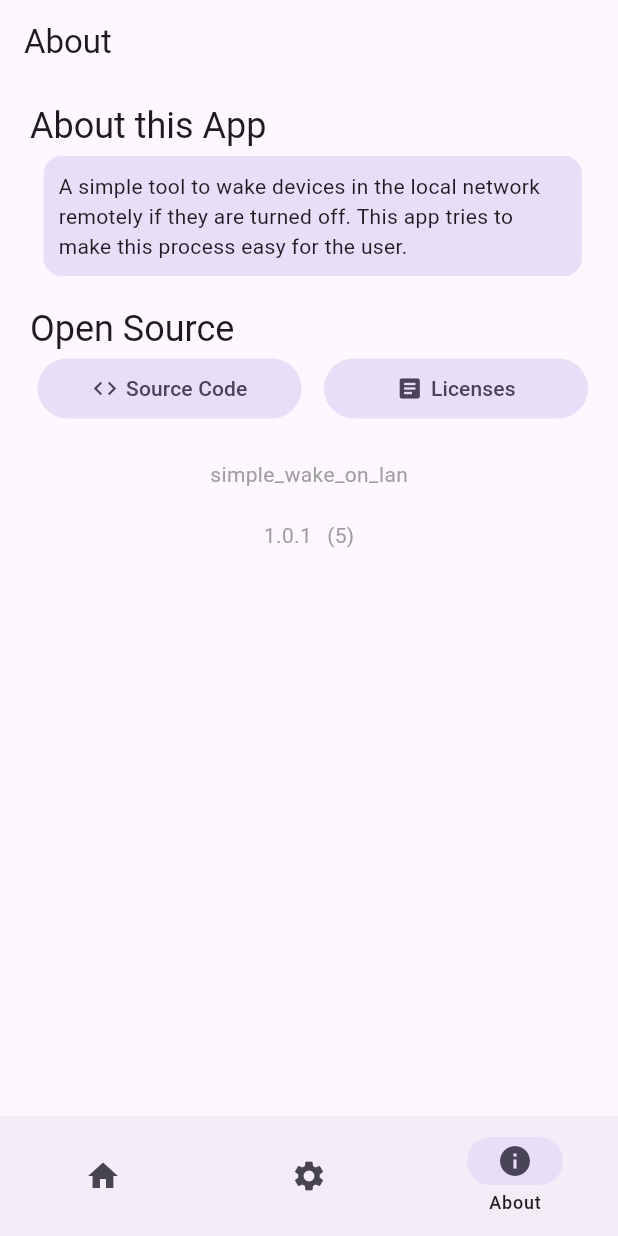
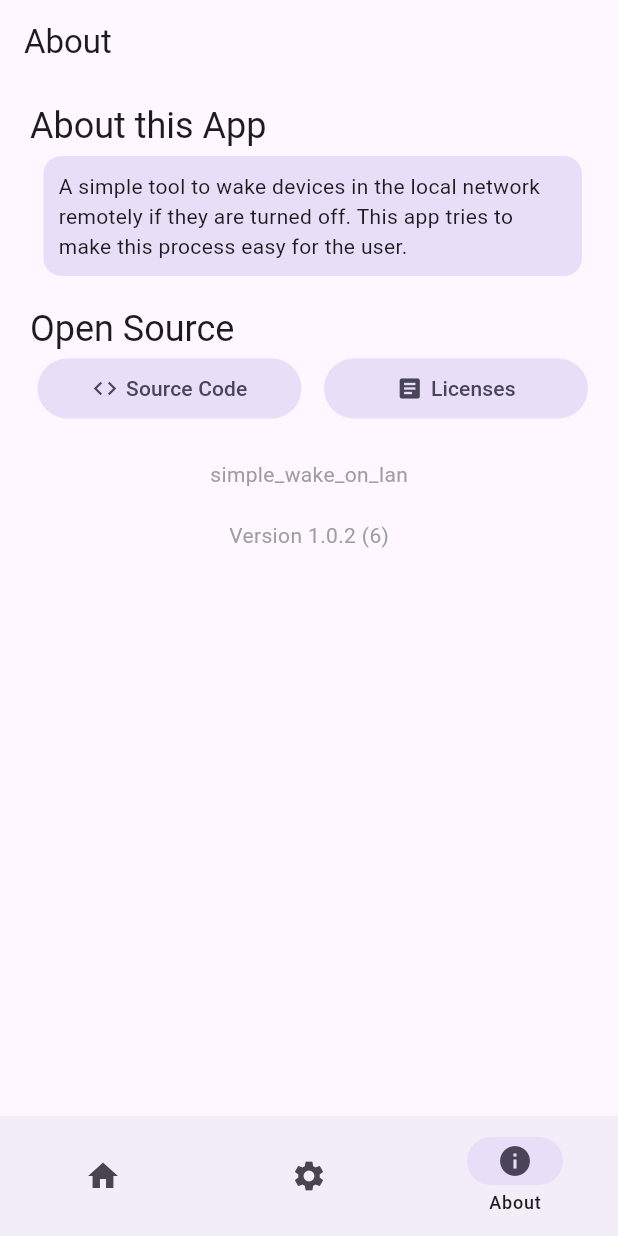
Before and after one commit to herzhenr/simple-wake-on-lan, a Flutter app: the screen it shows after launch, item 3 of the bottom bar chosen, on a phone screen of 412 x 824 dp. Run offline on Flutter 3.47's test engine with Material 2 defaults, Android fonts, the phone set to English and light mode, and no system bars; our stand-ins replace adaptive_theme, file_picker, package_info_plus, share_plus; missing offline and left inert: dart_ping, dart_ping_ios, network_info_plus, wake_on_lan; generated files the repository leaves out were written again.

```diff
--- a/lib/screens/about/about.dart
+++ b/lib/screens/about/about.dart
@@ -70,9 +70,9 @@ class _AboutPageState extends State<AboutPage> {
               Row(
                 mainAxisAlignment: MainAxisAlignment.center,
                 children: [
+                  const VersionText(text: "Version "),
                   VersionText(text: widget.packageInfo.version),
-                  const SizedBox(width: 10),
-                  VersionText(text: "(${widget.packageInfo.buildNumber})"),
+                  VersionText(text: " (${widget.packageInfo.buildNumber})"),
                 ],
               ),
             ],
--- a/pubspec.yaml
+++ b/pubspec.yaml
@@ -16,7 +16,7 @@ publish_to: 'none' # Remove this line if you wish to publish to pub.dev
 # https://developer.apple.com/library/archive/documentation/General/Reference/InfoPlistKeyReference/Articles/CoreFoundationKeys.html
 # In Windows, build-name is used as the major, minor, and patch parts
 # of the product and file versions while build-number is used as the build suffix.
-version: 1.0.1+5
+version: 1.0.2+6
 
 environment:
   sdk: '>=2.19.2 <3.0.0'
```
Also changed, not shown: 2 other files.
